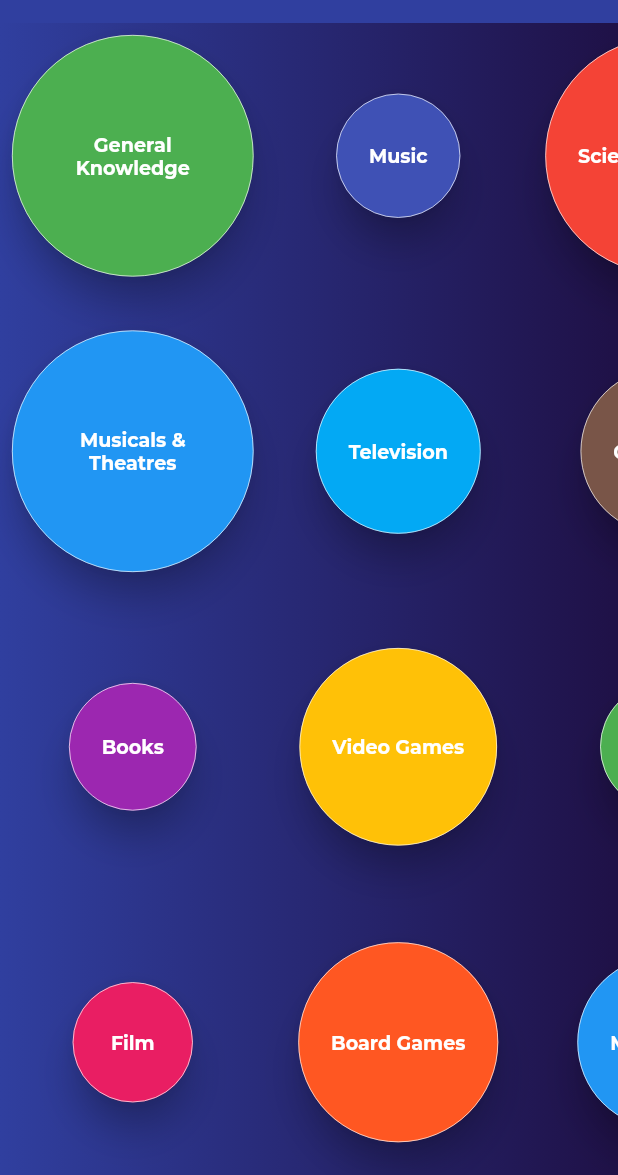
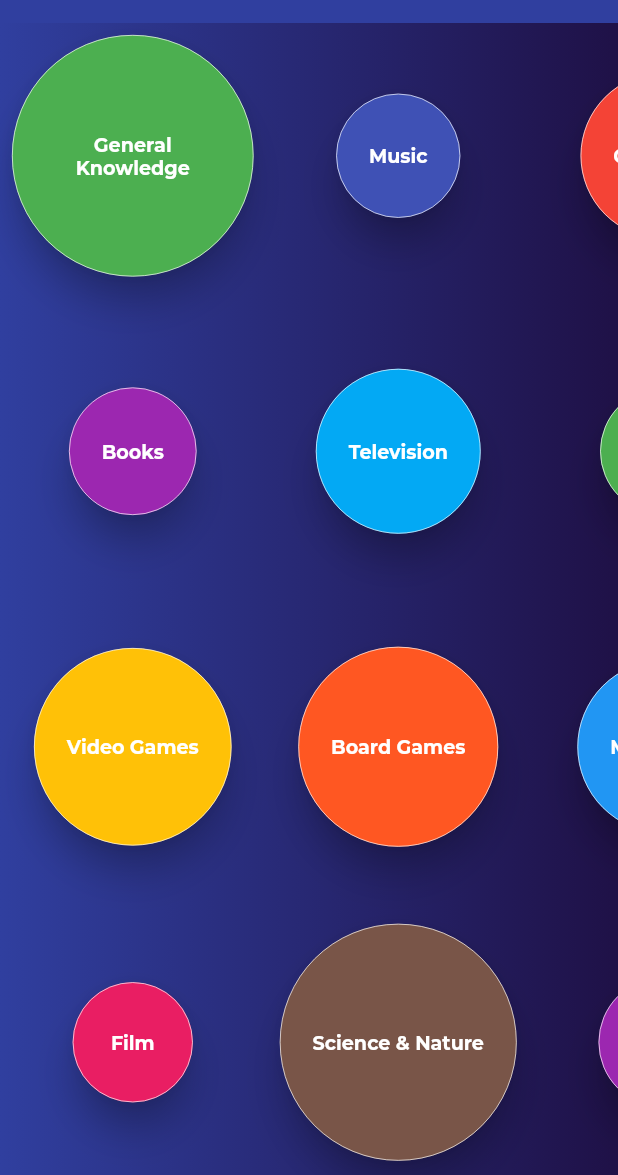
Before and after one commit to satyaroutray1/Quizapp, a Flutter app: the HomePage screen opened directly, on a phone screen of 412 x 824 dp, the part 61-1236 px from its top. Run offline on Flutter 3.47's test engine with Material 2 defaults, Android fonts, the phone set to English and light mode, and no system bars; drawn by our look-alikes of auto_size_text; our stand-ins replace circular_countdown_timer, flutter_custom_clippers, fluttertoast, font_awesome_flutter, html_unescape, lottie and 1 more; missing offline and left inert: progress_hud; project files that could hold a hidden picture were left out.

Commit message:
splash screen code restructured

```diff
--- a/lib/main.dart
+++ b/lib/main.dart
@@ -1,6 +1,6 @@
 import 'package:flutter/material.dart';
-import 'package:opentrivia/ui/pages/home.dart';
-import 'package:opentrivia/ui/pages/splash.dart';
+import 'package:opentrivia/view/pages/home.dart';
+import 'package:opentrivia/view/pages/splashScreen.dart';
 
 void main() => runApp(MyApp());
 
--- a/lib/models/category.dart
+++ b/lib/models/category.dart
@@ -20,16 +20,18 @@ final List<Color> tileColors = [
   Colors.lightBlue,
   Colors.amber,
   Colors.deepOrange,
+  Colors.brown,
   Colors.red,
-  Colors.brown
 ];
 
 final List<Category> categories = [
   Category(9,"General Knowledge",  tileColors[0] //icon: FontAwesomeIcons.globeAsia
   ),
-  Category(13,"Musicals & Theatres", tileColors[1] //icon: FontAwesomeIcons.theaterMasks
+  /*Category(13,"Musicals & Theatres", tileColors[1] //icon: FontAwesomeIcons.theaterMasks
+  ),*/
+  Category(10,"Books", tileColors[2]//icon: FontAwesomeIcons.bookOpen
   ),
-  Category(10,"Books", tileColors[2]//icon: FontAwesomeIcons.bookOpen
+  Category(15,"Video Games",tileColors[6] //icon: FontAwesomeIcons.gamepad
   ),
   Category(11,"Film",tileColors[3] //icon: FontAwesomeIcons.video
   ),
@@ -38,8 +40,7 @@ final List<Category> categories = [
 
   Category(14,"Television", tileColors[5]//icon: FontAwesomeIcons.tv
   ),
-  Category(15,"Video Games",tileColors[6] //icon: FontAwesomeIcons.gamepad
-  ),
+
   Category(16,"Board Games", tileColors[7]//icon: FontAwesomeIcons.chessBoard
   ),
   Category(17,"Science & Nature",tileColors[8] //icon: FontAwesomeIcons.microscope
--- a/lib/ui/pages/check_answers.dart
+++ b/lib/view/pages/check_answers.dart
@@ -4,7 +4,7 @@ import 'package:flutter/material.dart';
 import 'package:flutter_custom_clippers/flutter_custom_clippers.dart';
 import 'package:html_unescape/html_unescape.dart';
 import 'package:opentrivia/models/question.dart';
-import 'package:opentrivia/ui/pages/quiz_finished.dart';
+import 'package:opentrivia/view/pages/quiz_finished.dart';
 
 class CheckAnswersPage extends StatelessWidget {
   final List<Question> questions;
--- a/lib/ui/pages/error.dart
+++ b/lib/view/pages/error.dart
@@ -19,8 +19,8 @@ class ErrorPage extends StatelessWidget {
         decoration: BoxDecoration(
           gradient: LinearGradient(
             colors: [
-              Theme.of(context).primaryColor,
-              Theme.of(context).accentColor
+              const Color(0xFF303F9F),
+              const Color(0xFF1F1147),
             ],
             begin: Alignment.topCenter,
             end: Alignment.bottomCenter
--- a/lib/ui/pages/home.dart
+++ b/lib/view/pages/home.dart
@@ -5,8 +5,8 @@ import 'package:flutter/material.dart';
 import 'package:flutter/scheduler.dart';
 import 'package:flutter_custom_clippers/flutter_custom_clippers.dart';
 import 'package:opentrivia/models/category.dart';
-import 'package:opentrivia/ui/pages/quiz_page.dart';
-import 'package:opentrivia/ui/widgets/quiz_options.dart';
+import 'package:opentrivia/view/pages/quiz_page.dart';
+import 'package:opentrivia/view/widgets/quiz_options.dart';
 import 'package:auto_size_text/auto_size_text.dart';
 import 'package:opentrivia/models/question.dart';
 import 'package:opentrivia/resources/api_provider.dart';
@@ -168,9 +168,10 @@ class _HomePageState extends State<HomePage> with SingleTickerProviderStateMixin
           ],
         ));
   }
-
+  final _random = new Random();
   Widget _buildCategoryItem(BuildContext context, int index) {
-    Category category = categories[index];
+    Category category = //categories[_random.nextInt(index)];
+    categories[index];
     _scale = 1 - _controller.value;
     return Transform.scale(
 
--- a/lib/ui/pages/quiz_finished.dart
+++ b/lib/view/pages/quiz_finished.dart
@@ -1,8 +1,8 @@
 import 'package:flutter/material.dart';
 import 'package:lottie/lottie.dart';
 import 'package:opentrivia/models/question.dart';
-import 'package:opentrivia/ui/pages/check_answers.dart';
-import 'package:opentrivia/ui/pages/report_card.dart';
+import 'package:opentrivia/view/pages/check_answers.dart';
+import 'package:opentrivia/view/pages/report_card.dart';
 import 'package:syncfusion_flutter_gauges/gauges.dart';
 
 class QuizFinishedPage extends StatefulWidget {
--- a/lib/ui/pages/quiz_page.dart
+++ b/lib/view/pages/quiz_page.dart
@@ -7,7 +7,7 @@ import 'package:opentrivia/models/category.dart';
 import 'package:opentrivia/models/colorScheme.dart';
 import 'package:opentrivia/models/question.dart';
 import 'package:flutter_custom_clippers/flutter_custom_clippers.dart';
-import 'package:opentrivia/ui/pages/quiz_finished.dart';
+import 'package:opentrivia/view/pages/quiz_finished.dart';
 import 'package:html_unescape/html_unescape.dart';
 
 class QuizPage extends StatefulWidget {
--- a/lib/ui/pages/splash.dart
+++ b/lib/view/pages/splashScreen.dart
@@ -2,7 +2,8 @@ import 'dart:async';
 
 import 'package:flutter/material.dart';
 import 'package:lottie/lottie.dart';
-import 'package:opentrivia/ui/pages/home.dart';
+import 'package:opentrivia/view/pages/home.dart';
+import 'package:opentrivia/view/widgets/buttonSplashScreen.dart';
 
 class Splash extends StatefulWidget {
   @override
@@ -15,17 +16,13 @@ class _SplashState extends State<Splash> with SingleTickerProviderStateMixin{
   AnimationController _controller;
   Timer _timer;
 
+
   @override
   void initState() {
-    _controller = AnimationController(
-      vsync: this,
-      duration: Duration(
-        milliseconds: 200,
-      ),
-      lowerBound: 0.0,
-      upperBound: 0.1,
-    )..addListener(() {
-      setState(() {});
+    _controller = AnimationController(vsync: this, duration: Duration(
+        milliseconds: 200,), lowerBound: 0.0, upperBound: 0.1,)
+      ..addListener(() {
+        setState(() {});
     });
     super.initState();
   }
@@ -40,6 +37,7 @@ class _SplashState extends State<Splash> with SingleTickerProviderStateMixin{
   @override
   Widget build(BuildContext context) {
     _scale = 1 - _controller.value;
+
     return MaterialApp(
       debugShowCheckedModeBanner: false,
       home: Scaffold(
@@ -54,12 +52,6 @@ class _SplashState extends State<Splash> with SingleTickerProviderStateMixin{
           child: Column(
             mainAxisAlignment: MainAxisAlignment.spaceEvenly,
             children: <Widget>[
-              /*Container(
-                  height: 500,
-                  width: 500,
-                  child: Lottie.asset('assets/lottie/quiz.json')),
-
-               */
               SizedBox(
                 height: MediaQuery.of(context).size.height/2,
               ),
@@ -70,7 +62,7 @@ class _SplashState extends State<Splash> with SingleTickerProviderStateMixin{
 
                   child: Transform.scale(
                     scale: _scale,
-                    child: _animatedButtonUI,
+                    child:  animatedButtonUI,
                   ),
                 ),
               ),
@@ -82,47 +74,6 @@ class _SplashState extends State<Splash> with SingleTickerProviderStateMixin{
     );
   }
 
-  Widget get _animatedButtonUI => Container(
-    height: 70,
-    width: 200,
-    decoration: BoxDecoration(
-        borderRadius: BorderRadius.circular(100.0),
-        boxShadow: [
-          BoxShadow(
-            color: Color(0x80000000),
-            blurRadius: 30.0,
-            offset: Offset(0.0, 5.0),
-          ),
-        ],
-        gradient: LinearGradient(
-          begin: Alignment.topLeft,
-          end: Alignment.bottomRight,
-          colors: [
-            const Color(0xFF303F9F),
-            const Color(0xFF1F1147),
-
-          ],
-        )),
-    child: Center(
-      child: Row(
-        mainAxisAlignment: MainAxisAlignment.spaceEvenly,
-        children: [
-
-          Icon(Icons.play_circle_fill_outlined, size: 30,
-          color: Colors.blue,),
-          Text(
-            'Start Quiz',
-            style: TextStyle(
-                fontSize: 20.0,
-                fontWeight: FontWeight.bold,
-                color: Colors.white),
-          ),
-
-
-        ],
-      )
-    ),
-  );
 
   void _onTapDown(TapDownDetails details) {
     _controller.forward();
--- a/lib/ui/widgets/quiz_options.dart
+++ b/lib/view/widgets/quiz_options.dart
@@ -3,8 +3,8 @@ import 'package:flutter/material.dart';
 import 'package:opentrivia/models/category.dart';
 import 'package:opentrivia/models/question.dart';
 import 'package:opentrivia/resources/api_provider.dart';
-import 'package:opentrivia/ui/pages/error.dart';
-import 'package:opentrivia/ui/pages/quiz_page.dart';
+import 'package:opentrivia/view/pages/error.dart';
+import 'package:opentrivia/view/pages/quiz_page.dart';
 
 class QuizOptionsDialog extends StatefulWidget {
   final Category category;
```
Also changed, not shown: lib/view/widgets/buttonSplashScreen.dart (added, +43 -0 lines), lib/view/pages/report_card.dart (renamed from lib/ui/pages/report_card.dart), 1 other file.
